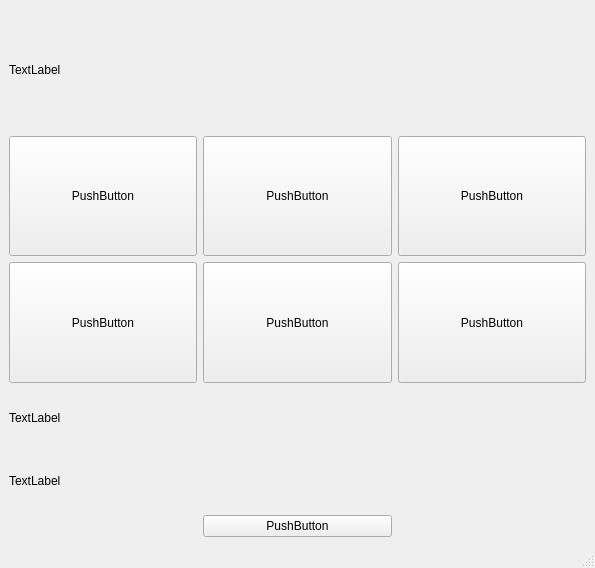
The window that intermediatewindow.ui (Pubzzz/TargetSumQtApplication) describes before a commit, drawn with Qt 5.
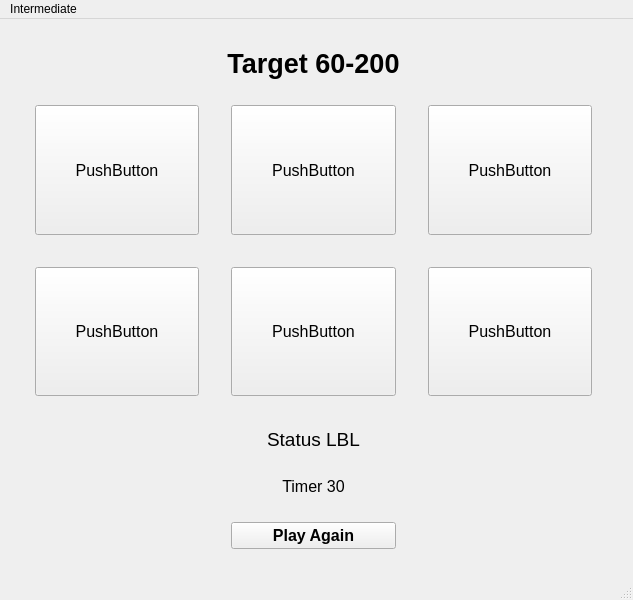
The same window after the commit. Icons and pictures are not drawn.

```diff
--- a/intermediatewindow.ui
+++ b/intermediatewindow.ui
@@ -6,8 +6,8 @@
    <rect>
     <x>0</x>
     <y>0</y>
-    <width>595</width>
-    <height>568</height>
+    <width>633</width>
+    <height>600</height>
    </rect>
   </property>
   <property name="windowTitle">
@@ -15,120 +15,404 @@
   </property>
   <widget class="QWidget" name="centralwidget">
    <layout class="QGridLayout" name="gridLayout">
-    <item row="1" column="2">
-     <widget class="QPushButton" name="pushButton_3">
-      <property name="sizePolicy">
-       <sizepolicy hsizetype="Minimum" vsizetype="Preferred">
-        <horstretch>0</horstretch>
-        <verstretch>0</verstretch>
-       </sizepolicy>
-      </property>
-      <property name="text">
-       <string>PushButton</string>
-      </property>
-     </widget>
-    </item>
-    <item row="2" column="2">
-     <widget class="QPushButton" name="pushButton_6">
-      <property name="sizePolicy">
-       <sizepolicy hsizetype="Minimum" vsizetype="Preferred">
-        <horstretch>0</horstretch>
-        <verstretch>0</verstretch>
-       </sizepolicy>
-      </property>
-      <property name="text">
-       <string>PushButton</string>
-      </property>
-     </widget>
-    </item>
-    <item row="3" column="0" colspan="3">
-     <layout class="QVBoxLayout" name="verticalLayout_4">
+    <item row="0" column="1" colspan="5">
+     <layout class="QVBoxLayout" name="verticalLayout">
       <item>
-       <widget class="QLabel" name="label_5">
-        <property name="text">
-         <string>TextLabel</string>
+       <spacer name="horizontalSpacer_7">
+        <property name="orientation">
+         <enum>Qt::Horizontal</enum>
         </property>
-       </widget>
+        <property name="sizeHint" stdset="0">
+         <size>
+          <width>40</width>
+          <height>20</height>
+         </size>
+        </property>
+       </spacer>
       </item>
       <item>
-       <widget class="QLabel" name="label_6">
+       <widget class="QLabel" name="label">
+        <property name="font">
+         <font>
+          <pointsize>20</pointsize>
+          <weight>75</weight>
+          <bold>true</bold>
+         </font>
+        </property>
         <property name="text">
-         <string>TextLabel</string>
+         <string>Target 60-200</string>
         </property>
+        <property name="alignment">
+         <set>Qt::AlignCenter</set>
+        </property>
        </widget>
       </item>
+      <item>
+       <spacer name="horizontalSpacer_8">
+        <property name="orientation">
+         <enum>Qt::Horizontal</enum>
+        </property>
+        <property name="sizeHint" stdset="0">
+         <size>
+          <width>40</width>
+          <height>20</height>
+         </size>
+        </property>
+       </spacer>
+      </item>
      </layout>
     </item>
-    <item row="2" column="0">
+    <item row="3" column="1">
      <widget class="QPushButton" name="pushButton_4">
       <property name="sizePolicy">
-       <sizepolicy hsizetype="Minimum" vsizetype="Preferred">
+       <sizepolicy hsizetype="Preferred" vsizetype="Preferred">
         <horstretch>0</horstretch>
         <verstretch>0</verstretch>
        </sizepolicy>
       </property>
+      <property name="font">
+       <font>
+        <pointsize>12</pointsize>
+       </font>
+      </property>
       <property name="text">
        <string>PushButton</string>
       </property>
      </widget>
     </item>
+    <item row="3" column="5">
+     <widget class="QPushButton" name="pushButton_6">
+      <property name="sizePolicy">
+       <sizepolicy hsizetype="Preferred" vsizetype="Preferred">
+        <horstretch>0</horstretch>
+        <verstretch>0</verstretch>
+       </sizepolicy>
+      </property>
+      <property name="font">
+       <font>
+        <pointsize>12</pointsize>
+       </font>
+      </property>
+      <property name="text">
+       <string>PushButton</string>
+      </property>
+     </widget>
+    </item>
+    <item row="4" column="5">
+     <spacer name="horizontalSpacer_6">
+      <property name="orientation">
+       <enum>Qt::Horizontal</enum>
+      </property>
+      <property name="sizeHint" stdset="0">
+       <size>
+        <width>40</width>
+        <height>20</height>
+       </size>
+      </property>
+     </spacer>
+    </item>
+    <item row="3" column="2">
+     <spacer name="verticalSpacer_3">
+      <property name="orientation">
+       <enum>Qt::Vertical</enum>
+      </property>
+      <property name="sizeHint" stdset="0">
+       <size>
+        <width>20</width>
+        <height>40</height>
+       </size>
+      </property>
+     </spacer>
+    </item>
     <item row="1" column="1">
-     <widget class="QPushButton" name="pushButton_2">
-      <property name="sizePolicy">
-       <sizepolicy hsizetype="Minimum" vsizetype="Preferred">
-        <horstretch>0</horstretch>
-        <verstretch>0</verstretch>
-       </sizepolicy>
-      </property>
-      <property name="text">
-       <string>PushButton</string>
-      </property>
-     </widget>
-    </item>
-    <item row="2" column="1">
-     <widget class="QPushButton" name="pushButton_5">
-      <property name="sizePolicy">
-       <sizepolicy hsizetype="Minimum" vsizetype="Preferred">
-        <horstretch>0</horstretch>
-        <verstretch>0</verstretch>
-       </sizepolicy>
-      </property>
-      <property name="text">
-       <string>PushButton</string>
-      </property>
-     </widget>
-    </item>
-    <item row="0" column="0" colspan="3">
-     <layout class="QVBoxLayout" name="verticalLayout_3">
-      <item>
-       <widget class="QLabel" name="label_4">
-        <property name="text">
-         <string>TextLabel</string>
-        </property>
-       </widget>
-      </item>
-     </layout>
-    </item>
-    <item row="1" column="0">
      <widget class="QPushButton" name="pushButton">
       <property name="sizePolicy">
-       <sizepolicy hsizetype="Minimum" vsizetype="Preferred">
+       <sizepolicy hsizetype="Preferred" vsizetype="Preferred">
         <horstretch>0</horstretch>
         <verstretch>0</verstretch>
        </sizepolicy>
       </property>
+      <property name="font">
+       <font>
+        <pointsize>12</pointsize>
+       </font>
+      </property>
       <property name="text">
        <string>PushButton</string>
       </property>
      </widget>
     </item>
-    <item row="4" column="1">
+    <item row="2" column="3">
+     <spacer name="horizontalSpacer_2">
+      <property name="orientation">
+       <enum>Qt::Horizontal</enum>
+      </property>
+      <property name="sizeHint" stdset="0">
+       <size>
+        <width>40</width>
+        <height>20</height>
+       </size>
+      </property>
+     </spacer>
+    </item>
+    <item row="3" column="3">
+     <widget class="QPushButton" name="pushButton_5">
+      <property name="sizePolicy">
+       <sizepolicy hsizetype="Preferred" vsizetype="Preferred">
+        <horstretch>0</horstretch>
+        <verstretch>0</verstretch>
+       </sizepolicy>
+      </property>
+      <property name="font">
+       <font>
+        <pointsize>12</pointsize>
+       </font>
+      </property>
+      <property name="text">
+       <string>PushButton</string>
+      </property>
+     </widget>
+    </item>
+    <item row="3" column="4">
+     <spacer name="verticalSpacer_4">
+      <property name="orientation">
+       <enum>Qt::Vertical</enum>
+      </property>
+      <property name="sizeHint" stdset="0">
+       <size>
+        <width>20</width>
+        <height>40</height>
+       </size>
+      </property>
+     </spacer>
+    </item>
+    <item row="1" column="4">
+     <spacer name="verticalSpacer_2">
+      <property name="orientation">
+       <enum>Qt::Vertical</enum>
+      </property>
+      <property name="sizeHint" stdset="0">
+       <size>
+        <width>20</width>
+        <height>40</height>
+       </size>
+      </property>
+     </spacer>
+    </item>
+    <item row="0" column="0" rowspan="7">
+     <spacer name="verticalSpacer_5">
+      <property name="orientation">
+       <enum>Qt::Vertical</enum>
+      </property>
+      <property name="sizeHint" stdset="0">
+       <size>
+        <width>20</width>
+        <height>40</height>
+       </size>
+      </property>
+     </spacer>
+    </item>
+    <item row="1" column="5">
+     <widget class="QPushButton" name="pushButton_3">
+      <property name="sizePolicy">
+       <sizepolicy hsizetype="Preferred" vsizetype="Preferred">
+        <horstretch>0</horstretch>
+        <verstretch>0</verstretch>
+       </sizepolicy>
+      </property>
+      <property name="font">
+       <font>
+        <pointsize>12</pointsize>
+       </font>
+      </property>
+      <property name="text">
+       <string>PushButton</string>
+      </property>
+     </widget>
+    </item>
+    <item row="6" column="3">
      <widget class="QPushButton" name="pushButton_7">
+      <property name="font">
+       <font>
+        <pointsize>12</pointsize>
+        <weight>75</weight>
+        <bold>true</bold>
+       </font>
+      </property>
+      <property name="text">
+       <string>Play Again</string>
+      </property>
+     </widget>
+    </item>
+    <item row="2" column="5">
+     <spacer name="horizontalSpacer_3">
+      <property name="orientation">
+       <enum>Qt::Horizontal</enum>
+      </property>
+      <property name="sizeHint" stdset="0">
+       <size>
+        <width>40</width>
+        <height>20</height>
+       </size>
+      </property>
+     </spacer>
+    </item>
+    <item row="1" column="2">
+     <spacer name="verticalSpacer">
+      <property name="orientation">
+       <enum>Qt::Vertical</enum>
+      </property>
+      <property name="sizeHint" stdset="0">
+       <size>
+        <width>20</width>
+        <height>40</height>
+       </size>
+      </property>
+     </spacer>
+    </item>
+    <item row="5" column="1" colspan="5">
+     <layout class="QVBoxLayout" name="verticalLayout_2">
+      <item>
+       <widget class="QLabel" name="label_2">
+        <property name="font">
+         <font>
+          <pointsize>14</pointsize>
+         </font>
+        </property>
+        <property name="text">
+         <string>Status LBL</string>
+        </property>
+        <property name="alignment">
+         <set>Qt::AlignCenter</set>
+        </property>
+       </widget>
+      </item>
+      <item>
+       <spacer name="horizontalSpacer_9">
+        <property name="orientation">
+         <enum>Qt::Horizontal</enum>
+        </property>
+        <property name="sizeHint" stdset="0">
+         <size>
+          <width>40</width>
+          <height>20</height>
+         </size>
+        </property>
+       </spacer>
+      </item>
+      <item>
+       <widget class="QLabel" name="label_3">
+        <property name="font">
+         <font>
+          <pointsize>12</pointsize>
+         </font>
+        </property>
+        <property name="text">
+         <string>Timer 30</string>
+        </property>
+        <property name="alignment">
+         <set>Qt::AlignCenter</set>
+        </property>
+       </widget>
+      </item>
+      <item>
+       <spacer name="horizontalSpacer_10">
+        <property name="orientation">
+         <enum>Qt::Horizontal</enum>
+        </property>
+        <property name="sizeHint" stdset="0">
+         <size>
+          <width>40</width>
+          <height>20</height>
+         </size>
+        </property>
+       </spacer>
+      </item>
+     </layout>
+    </item>
+    <item row="2" column="1">
+     <spacer name="horizontalSpacer">
+      <property name="orientation">
+       <enum>Qt::Horizontal</enum>
+      </property>
+      <property name="sizeHint" stdset="0">
+       <size>
+        <width>40</width>
+        <height>20</height>
+       </size>
+      </property>
+     </spacer>
+    </item>
+    <item row="4" column="3">
+     <spacer name="horizontalSpacer_5">
+      <property name="orientation">
+       <enum>Qt::Horizontal</enum>
+      </property>
+      <property name="sizeHint" stdset="0">
+       <size>
+        <width>40</width>
+        <height>20</height>
+       </size>
+      </property>
+     </spacer>
+    </item>
+    <item row="4" column="1">
+     <spacer name="horizontalSpacer_4">
+      <property name="orientation">
+       <enum>Qt::Horizontal</enum>
+      </property>
+      <property name="sizeHint" stdset="0">
+       <size>
+        <width>40</width>
+        <height>20</height>
+       </size>
+      </property>
+     </spacer>
+    </item>
+    <item row="1" column="3">
+     <widget class="QPushButton" name="pushButton_2">
+      <property name="sizePolicy">
+       <sizepolicy hsizetype="Preferred" vsizetype="Preferred">
+        <horstretch>0</horstretch>
+        <verstretch>0</verstretch>
+       </sizepolicy>
+      </property>
+      <property name="font">
+       <font>
+        <pointsize>12</pointsize>
+       </font>
+      </property>
       <property name="text">
        <string>PushButton</string>
       </property>
      </widget>
     </item>
+    <item row="7" column="0" colspan="8">
+     <spacer name="horizontalSpacer_11">
+      <property name="orientation">
+       <enum>Qt::Horizontal</enum>
+      </property>
+      <property name="sizeHint" stdset="0">
+       <size>
+        <width>40</width>
+        <height>20</height>
+       </size>
+      </property>
+     </spacer>
+    </item>
+    <item row="0" column="7" rowspan="7">
+     <spacer name="verticalSpacer_6">
+      <property name="orientation">
+       <enum>Qt::Vertical</enum>
+      </property>
+      <property name="sizeHint" stdset="0">
+       <size>
+        <width>20</width>
+        <height>40</height>
+       </size>
+      </property>
+     </spacer>
+    </item>
    </layout>
   </widget>
   <widget class="QMenuBar" name="menubar">
@@ -136,10 +420,18 @@
     <rect>
      <x>0</x>
      <y>0</y>
-     <width>595</width>
+     <width>633</width>
      <height>25</height>
     </rect>
    </property>
+   <widget class="QMenu" name="menuIntermediate">
+    <property name="title">
+     <string>Intermediate</string>
+    </property>
+    <addaction name="actionBeginner"/>
+    <addaction name="actionAdvanced"/>
+   </widget>
+   <addaction name="menuIntermediate"/>
   </widget>
   <widget class="QStatusBar" name="statusbar"/>
  </widget>
```
Left out of the diff: 26 changed lines with no effect on the pictures.
